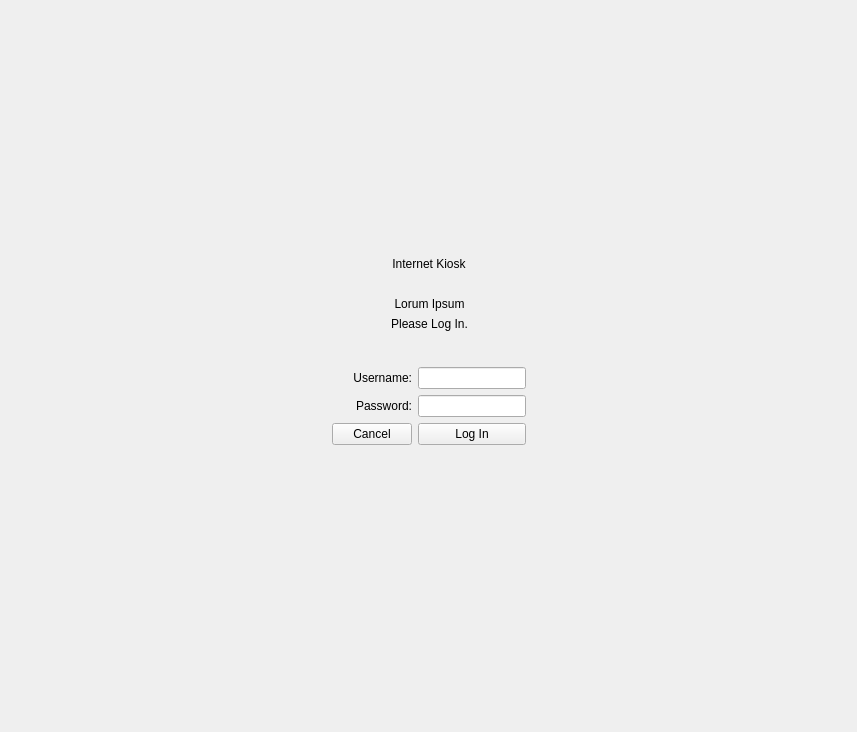
Libki/libki-client, file loginwindow.ui: the form before one commit.
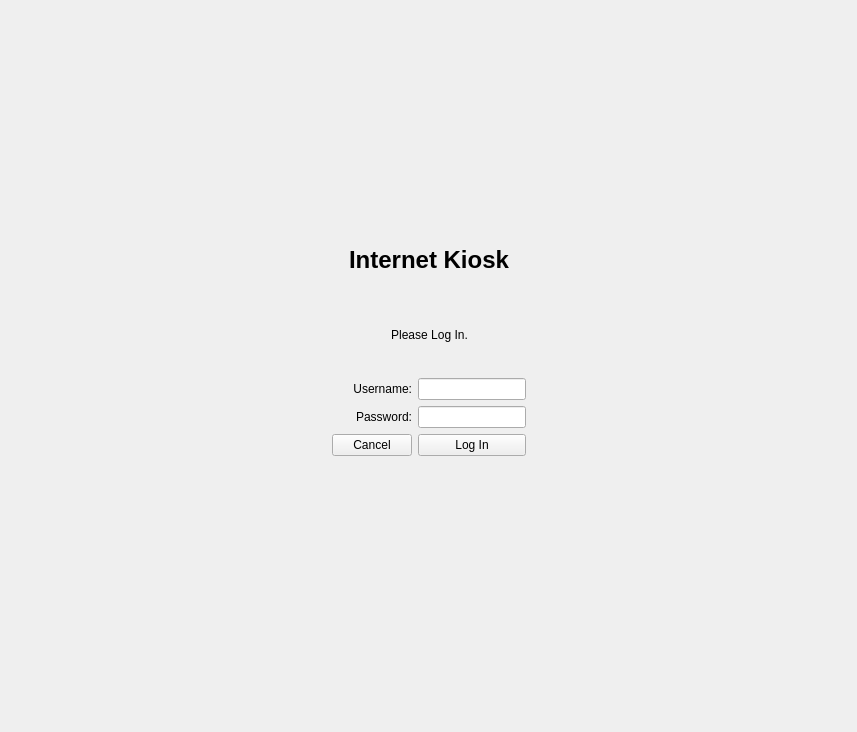
The form after the commit. Icons and pictures are not drawn.

```diff
--- a/loginwindow.ui
+++ b/loginwindow.ui
@@ -71,6 +71,13 @@
      <layout class="QVBoxLayout" name="verticalLayout">
       <item>
        <widget class="QLabel" name="headerLabel">
+        <property name="font">
+         <font>
+          <pointsize>18</pointsize>
+          <weight>75</weight>
+          <bold>true</bold>
+         </font>
+        </property>
         <property name="text">
          <string>Internet Kiosk</string>
         </property>
@@ -114,11 +121,18 @@
          <layout class="QVBoxLayout" name="verticalLayout_2">
           <item>
            <widget class="QLabel" name="errorLabel">
+            <property name="font">
+             <font>
+              <pointsize>14</pointsize>
+              <weight>75</weight>
+              <bold>true</bold>
+             </font>
+            </property>
             <property name="frameShape">
              <enum>QFrame::NoFrame</enum>
             </property>
             <property name="text">
-             <string>Lorum Ipsum</string>
+             <string/>
             </property>
             <property name="alignment">
              <set>Qt::AlignCenter</set>
```
Left out of the diff: 2 changed lines with no effect on the pictures.
